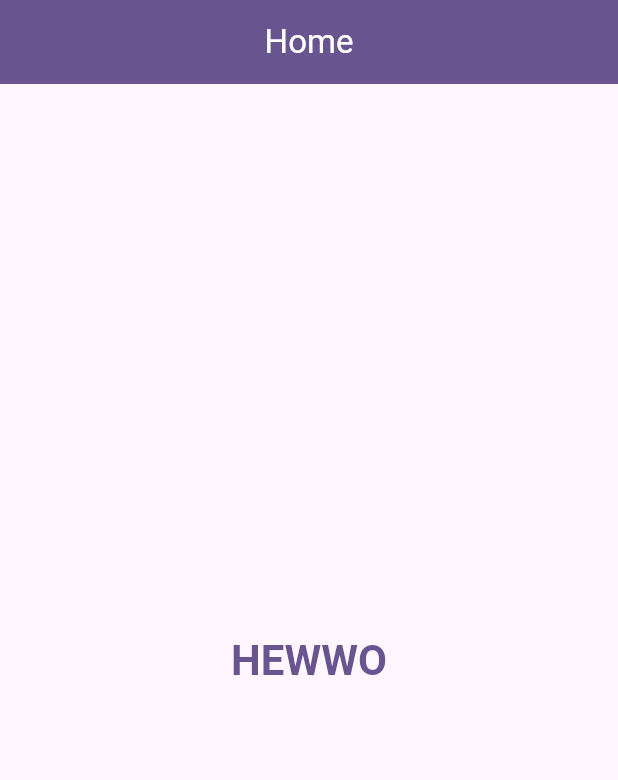
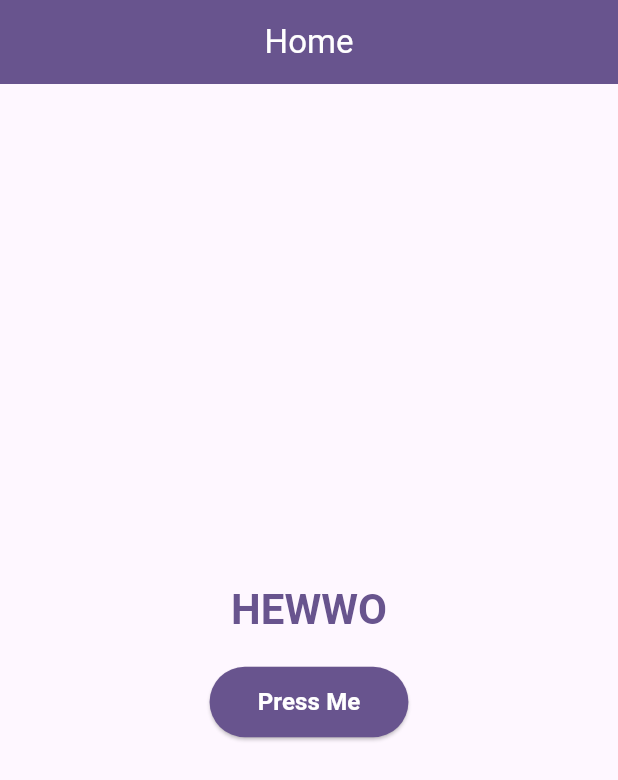
Before and after one commit to AbdullahHamadax/ratatouille_ai, a Flutter app: the HomeScreen screen opened directly, on a phone screen of 412 x 824 dp. Shown: the top 780 px of the screen. Run offline on Flutter 3.47's test engine with Material 3 defaults, Android fonts, the phone set to English and light mode, and no system bars; our stand-ins replace appwrite; network calls fail.

Commit message:
some fixes

```diff
--- a/lib/main.dart
+++ b/lib/main.dart
@@ -3,6 +3,7 @@ import 'package:recipe_ly/screen/splash_screen.dart';
 import 'services/appwrite_service.dart';
 
 void main() {
+  WidgetsFlutterBinding.ensureInitialized();
   AppwriteService.init();
   runApp(const MyApp());
 }
--- a/lib/screen/home_screen.dart
+++ b/lib/screen/home_screen.dart
@@ -1,7 +1,17 @@
 import 'package:flutter/material.dart';
+import 'package:recipe_ly/screen/login_screen.dart';
+import 'package:recipe_ly/services/appwrite_service.dart';
 
 class HomeScreen extends StatelessWidget {
   const HomeScreen({super.key});
+
+  void logout() async {
+    try {
+      await AppwriteService.account.deleteSession(sessionId: "current");
+    } catch (e) {
+      // setState(() => _message = "Error: ${e.toString()}");
+    }
+  }
 
   @override
   Widget build(BuildContext context) {
@@ -19,7 +29,13 @@ class HomeScreen extends StatelessWidget {
         backgroundColor: theme.colorScheme.primary,
       ),
       body: Center(
-        child: Text(
+        child: Column(
+          mainAxisAlignment:
+              MainAxisAlignment.center, // Centers the button vertically
+          crossAxisAlignment:
+              CrossAxisAlignment.center, // Centers the button horizontally
+          children: [
+            Text(
               'HEWWO',
               style: theme.textTheme.headlineMedium?.copyWith(
                 fontWeight: FontWeight.bold,
@@ -27,6 +43,30 @@ class HomeScreen extends StatelessWidget {
               ),
               textAlign: TextAlign.center,
             ),
+            SizedBox(height: 20),
+            ElevatedButton(
+              onPressed: () {
+                logout();
+                Navigator.pushReplacement(
+                  context,
+                  MaterialPageRoute(builder: (context) => LoginScreen()),
+                );
+              },
+              style: ElevatedButton.styleFrom(
+                backgroundColor: theme.primaryColor,
+                padding: EdgeInsets.symmetric(horizontal: 32, vertical: 12),
+              ),
+              child: Text(
+                'Press Me',
+                style: TextStyle(
+                  fontWeight: FontWeight.bold,
+                  fontSize: 16,
+                  color: Colors.white,
+                ),
+              ),
+            ),
+          ],
+        ),
       ),
     );
   }
```
Also changed, not shown: lib/screen/login_screen.dart (+4 -4 lines), lib/screen/signup_screen.dart (+4 -4 lines). Lines whose indentation alone changed are shown as unchanged.
